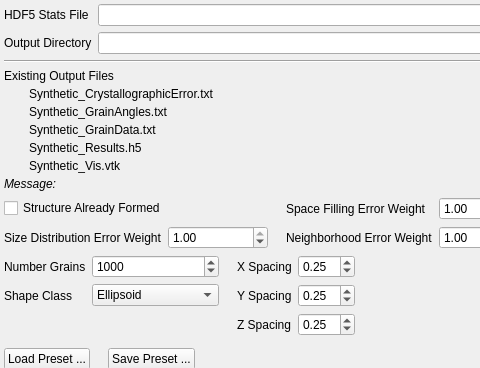
BlueQuartzSoftware/DREAM3D, file Source/AIM/GUI/UI_Files/GrainGeneratorWidget.ui: the form before one commit; both pictures show x 0 to 480 and y 0 to 368 of the 629 by 559 pixel window.
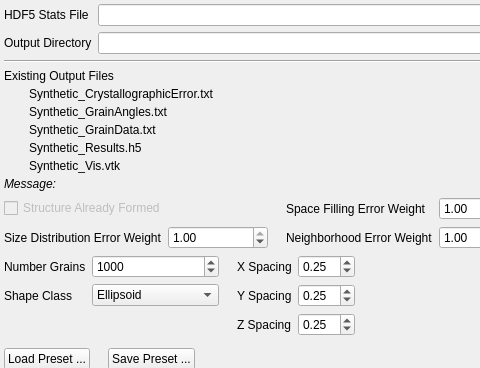
The form after the commit. Icons and pictures are not drawn.

```diff
--- a/Source/AIM/GUI/UI_Files/GrainGeneratorWidget.ui
+++ b/Source/AIM/GUI/UI_Files/GrainGeneratorWidget.ui
@@ -279,6 +279,9 @@
      </item>
      <item row="0" column="0" colspan="2">
       <widget class="QCheckBox" name="gg_AlreadyFormed">
+       <property name="enabled">
+        <bool>false</bool>
+       </property>
        <property name="text">
         <string>Structure Already Formed</string>
        </property>
```
